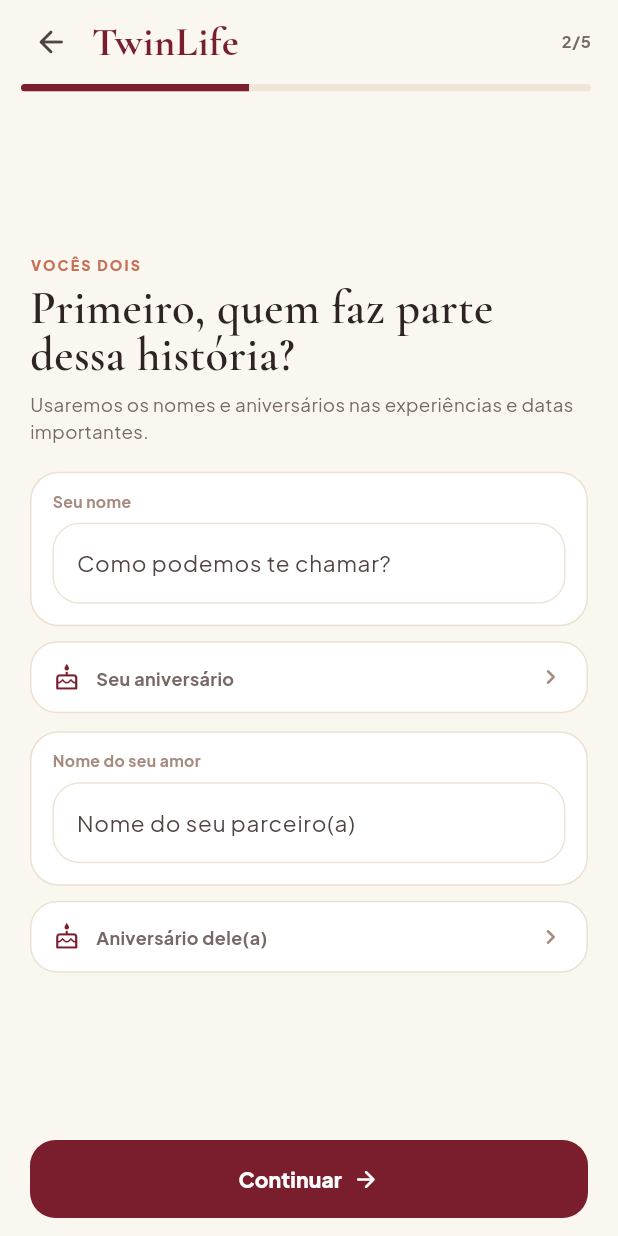
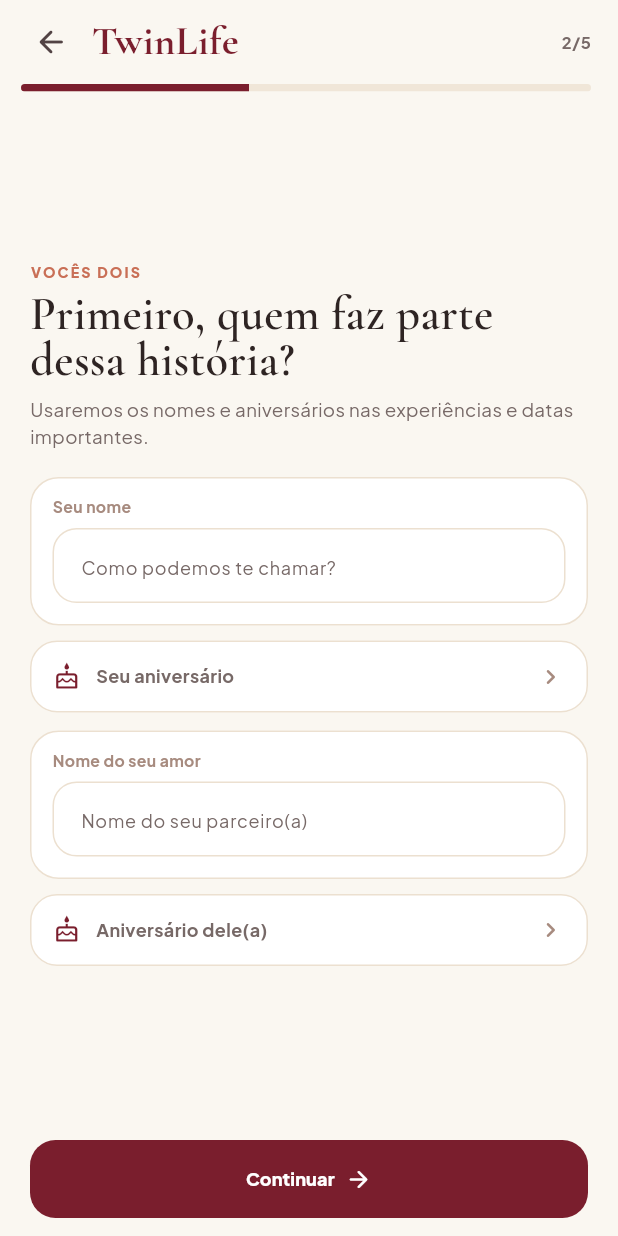
Before and after one commit to rafaelartvideo/twinlife, a Flutter app: the screen it shows after launch, after a tap on "Continuar", on a phone screen of 412 x 824 dp. Run offline on Flutter 3.47's test engine with Material 3 defaults, Android fonts, the phone set to English and light mode, and no system bars; our stand-ins replace google_fonts.

Commit message:
style: standardize TwinLife typography and calendar colors

```diff
--- a/lib/app/theme/twin_theme.dart
+++ b/lib/app/theme/twin_theme.dart
@@ -11,6 +11,19 @@ abstract final class TwinColors {
   static const ink = Color(0xFF2E2423);
   static const muted = Color(0xFF776967);
   static const white = Color(0xFFFFFFFF);
+
+  static const fightRed = Color(0xFFD64B4B);
+  static const disagreementYellow = Color(0xFFE1B23F);
+  static const intimacyPink = Color(0xFFE46A92);
+  static const cycleGray = Color(0xFF8A8A90);
+  static const specialBlue = Color(0xFF4F78C9);
+}
+
+abstract final class TwinType {
+  static const double title = 14;
+  static const double body = 12;
+  static const double caption = 10;
+  static const double input = 13;
 }
 
 abstract final class TwinTheme {
@@ -26,66 +39,110 @@ abstract final class TwinTheme {
       ),
     );
 
+    final text = GoogleFonts.plusJakartaSansTextTheme(base.textTheme);
+
     return base.copyWith(
-      textTheme: GoogleFonts.plusJakartaSansTextTheme(base.textTheme).copyWith(
+      textTheme: text.copyWith(
         displayLarge: GoogleFonts.cormorantGaramond(
-          fontSize: 48,
-          height: .92,
+          fontSize: 42,
+          height: .95,
           fontWeight: FontWeight.w600,
           color: TwinColors.ink,
         ),
         displayMedium: GoogleFonts.cormorantGaramond(
-          fontSize: 38,
+          fontSize: 32,
           height: 1,
           fontWeight: FontWeight.w600,
           color: TwinColors.ink,
         ),
         headlineLarge: GoogleFonts.cormorantGaramond(
-          fontSize: 32,
+          fontSize: 28,
+          height: 1,
           fontWeight: FontWeight.w600,
           color: TwinColors.ink,
         ),
         headlineMedium: GoogleFonts.cormorantGaramond(
-          fontSize: 27,
+          fontSize: 24,
+          height: 1,
           fontWeight: FontWeight.w600,
           color: TwinColors.ink,
         ),
         titleLarge: GoogleFonts.plusJakartaSans(
-          fontSize: 18,
+          fontSize: TwinType.title,
+          fontWeight: FontWeight.w800,
+          color: TwinColors.ink,
+        ),
+        titleMedium: GoogleFonts.plusJakartaSans(
+          fontSize: TwinType.body,
           fontWeight: FontWeight.w700,
           color: TwinColors.ink,
         ),
         bodyLarge: GoogleFonts.plusJakartaSans(
-          fontSize: 15,
-          height: 1.5,
+          fontSize: TwinType.title,
+          height: 1.45,
           color: TwinColors.ink,
         ),
         bodyMedium: GoogleFonts.plusJakartaSans(
-          fontSize: 13,
-          height: 1.45,
+          fontSize: TwinType.body,
+          height: 1.4,
           color: TwinColors.muted,
+        ),
+        bodySmall: GoogleFonts.plusJakartaSans(
+          fontSize: TwinType.caption,
+          height: 1.35,
+          color: TwinColors.muted,
+        ),
+        labelLarge: GoogleFonts.plusJakartaSans(
+          fontSize: TwinType.body,
+          fontWeight: FontWeight.w800,
         ),
       ),
       cardTheme: CardThemeData(
         elevation: 0,
         color: TwinColors.white,
         margin: EdgeInsets.zero,
-        shape: RoundedRectangleBorder(borderRadius: BorderRadius.circular(24)),
+        shape: RoundedRectangleBorder(
+          borderRadius: BorderRadius.circular(22),
+        ),
       ),
       inputDecorationTheme: InputDecorationTheme(
         filled: true,
         fillColor: TwinColors.white,
+        isDense: true,
+        contentPadding: const EdgeInsets.symmetric(
+          horizontal: 15,
+          vertical: 15,
+        ),
+        labelStyle: GoogleFonts.plusJakartaSans(
+          fontSize: TwinType.body,
+          fontWeight: FontWeight.w700,
+          color: TwinColors.mocha,
+        ),
+        floatingLabelStyle: GoogleFonts.plusJakartaSans(
+          fontSize: TwinType.body,
+          fontWeight: FontWeight.w800,
+          color: TwinColors.burgundy,
+        ),
+        hintStyle: GoogleFonts.plusJakartaSans(
+          fontSize: TwinType.body,
+          color: TwinColors.muted,
+        ),
         border: OutlineInputBorder(
-          borderRadius: BorderRadius.circular(18),
+          borderRadius: BorderRadius.circular(16),
           borderSide: BorderSide.none,
         ),
         enabledBorder: OutlineInputBorder(
-          borderRadius: BorderRadius.circular(18),
-          borderSide: BorderSide(color: TwinColors.sand.withValues(alpha: .7)),
+          borderRadius: BorderRadius.circular(16),
+          borderSide: BorderSide(
+            color: TwinColors.sand.withValues(alpha: .8),
+          ),
         ),
         focusedBorder: OutlineInputBorder(
-          borderRadius: BorderRadius.circular(18),
-          borderSide: const BorderSide(color: TwinColors.burgundy, width: 1.4),
+          borderRadius: BorderRadius.circular(16),
+          borderSide: const BorderSide(
+            color: TwinColors.burgundy,
+            width: 1.4,
+          ),
         ),
       ),
     );
```
